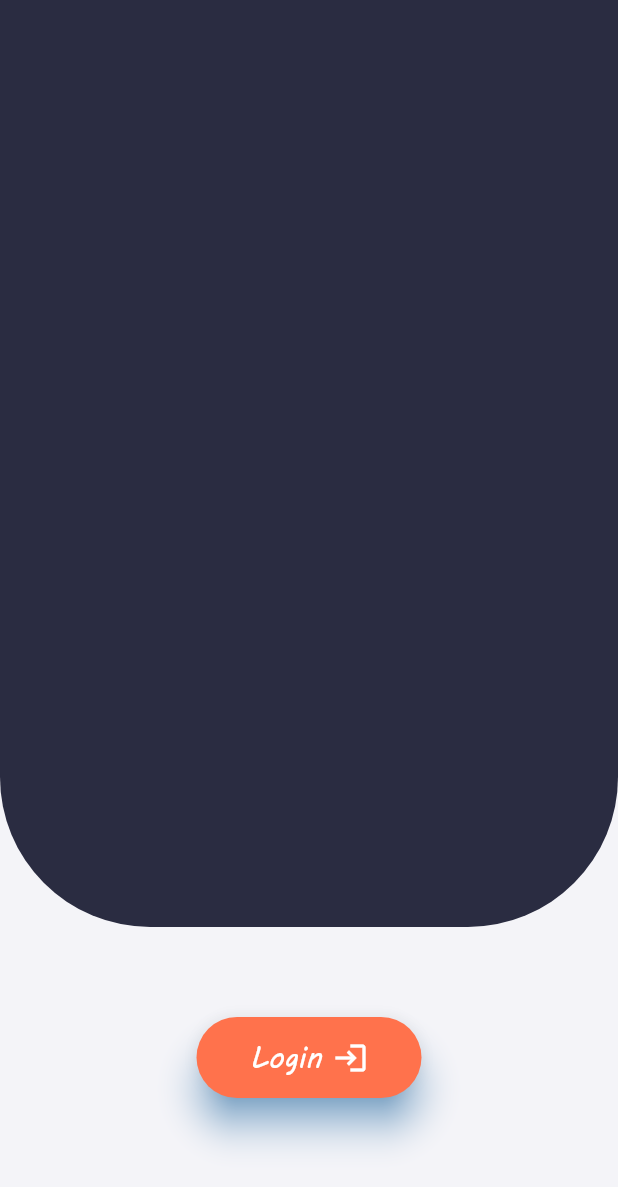
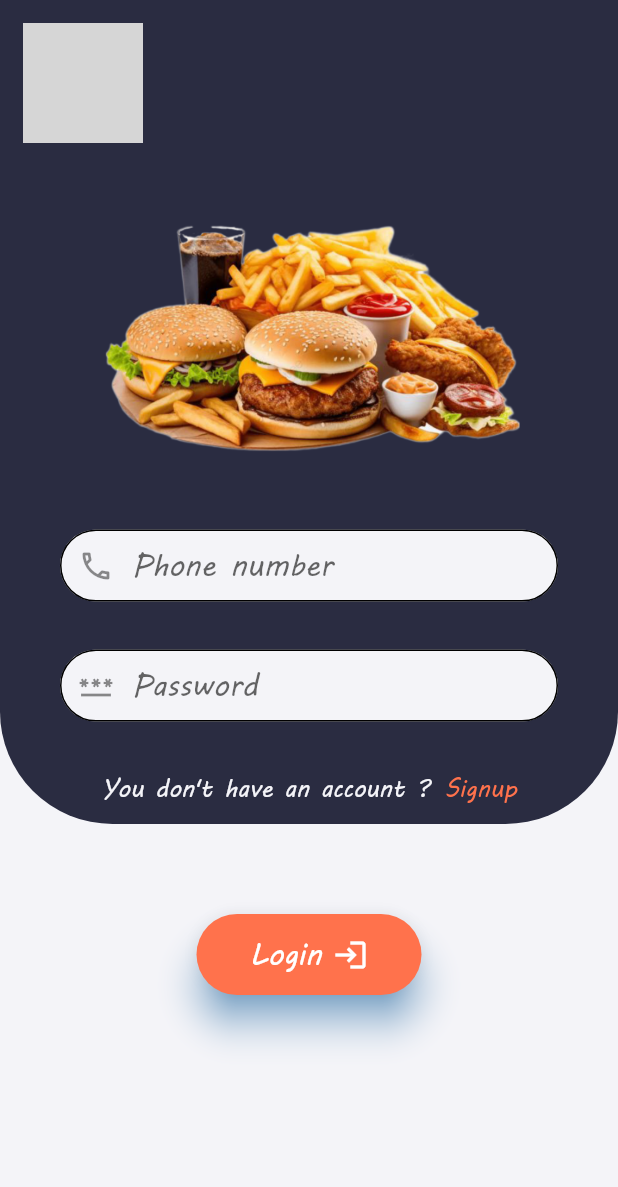
Before and after one commit to hasanShaaban/TeleFood, a Flutter app: the screen it shows after launch, on a phone screen of 412 x 824 dp. Shown: the top 1187 px of the screen. Run offline on Flutter 3.47's test engine with Material 3 defaults, Android fonts, the light colour scheme and no system bars; our stand-ins replace flutter_svg, go_router, video_player; grey boxes are pictures that could not be loaded.

Commit message:
login view done

```diff
--- /dev/null
+++ b/lib/core/widgets/appBar/widgets/images_section.dart
@@ -0,0 +1,35 @@
+import 'package:flutter/material.dart';
+
+class ImagesSection extends StatelessWidget {
+  const ImagesSection({
+    super.key,
+  });
+
+  @override
+  Widget build(BuildContext context) {
+    return const Column(
+      crossAxisAlignment: CrossAxisAlignment.start,
+      children: [
+        Padding(
+          padding: EdgeInsets.fromLTRB(15, 15, 0, 0),
+          child: Image(
+            height: 80,
+            width: 80,
+            image: AssetImage(
+              'assets/images/teleFood_log_min.png',
+            ),
+          ),
+        ),
+        Padding(
+          padding: EdgeInsets.fromLTRB(25, 30, 0, 0),
+          child: Image(
+              height: 208,
+              width: 350,
+              image: AssetImage(
+                'assets/images/loging_pic.png',
+              )),
+        ),
+      ],
+    );
+  }
+}
--- a/lib/featuers/auth/presentation/widgets/login_view_body.dart
+++ b/lib/core/widgets/appBar/widgets/login_button.dart
@@ -1,43 +1,5 @@
 import 'package:flutter/material.dart';
 import 'package:telefood/core/utils/constant.dart';
-
-class LoginViewBody extends StatelessWidget {
-  const LoginViewBody({super.key});
-
-  @override
-  Widget build(BuildContext context) {
-    return const Column(
-      children: [
-        LoginContainer(),
-        SizedBox(
-          height: 60,
-        ),
-        LoginButton(),
-      ],
-    );
-  }
-}
-
-class LoginContainer extends StatelessWidget {
-  const LoginContainer({super.key});
-
-  @override
-  Widget build(BuildContext context) {
-    var height = MediaQuery.of(context).size.height;
-    return Column(
-      children: [
-        Container(
-          height: height * (6 / 8),
-          decoration: const BoxDecoration(
-              color: kPrimeryColor,
-              borderRadius: BorderRadius.only(
-                  bottomLeft: Radius.circular(100),
-                  bottomRight: Radius.circular(100))),
-        ),
-      ],
-    );
-  }
-}
 
 class LoginButton extends StatelessWidget {
   const LoginButton({super.key});
--- a/lib/featuers/auth/presentation/views/login_view.dart
+++ b/lib/featuers/auth/presentation/views/login_view.dart
@@ -1,5 +1,5 @@
 import 'package:flutter/material.dart';
-import 'package:telefood/featuers/auth/presentation/widgets/login_view_body.dart';
+import 'package:telefood/featuers/auth/presentation/views/widgets/login_view_body.dart';
 
 class LoginView extends StatelessWidget {
   const LoginView({super.key});
--- /dev/null
+++ b/lib/featuers/auth/presentation/views/widgets/auth_config_text.dart
@@ -0,0 +1,31 @@
+import 'package:flutter/material.dart';
+import 'package:telefood/core/utils/constant.dart';
+
+class AuthenticationConfigText extends StatelessWidget {
+  const AuthenticationConfigText({
+    super.key,
+  });
+
+  @override
+  Widget build(BuildContext context) {
+    return Row(
+      mainAxisAlignment: MainAxisAlignment.center,
+      children: [
+        Text(
+          'You don\'t have an account ?',
+          style: kMvBoli14.copyWith(color: kScaffoldColor),
+        ),
+        Padding(
+          padding: const EdgeInsets.fromLTRB(10, 0, 0, 0),
+          child: GestureDetector(
+            onTap: () {},
+            child: Text(
+              'Signup',
+              style: kMvBoli14.copyWith(color: kSecondaryColor),
+            ),
+          ),
+        )
+      ],
+    );
+  }
+}
--- /dev/null
+++ b/lib/featuers/auth/presentation/views/widgets/authentication_text_field.dart
@@ -0,0 +1,41 @@
+import 'package:flutter/material.dart';
+import 'package:telefood/core/utils/constant.dart';
+
+class AuthenticationTextField extends StatelessWidget {
+  const AuthenticationTextField({
+    super.key,
+    required this.hintText,
+    required this.icon,
+    required this.keyboard,
+  });
+  final String hintText;
+  final IconData icon;
+  final TextInputType keyboard;
+  @override
+  Widget build(BuildContext context) {
+    return Padding(
+      padding: const EdgeInsets.fromLTRB(40, 10, 40, 0),
+      child: SizedBox(
+        height: 50,
+        child: TextField(
+          scrollPadding: EdgeInsets.zero,
+          textAlignVertical: TextAlignVertical.center,
+          keyboardType: keyboard,
+          decoration: InputDecoration(
+              contentPadding: EdgeInsets.only(right: 30),
+              hintStyle: kMvBoli20,
+              prefixIcon: Icon(icon),
+              hintText: hintText,
+              enabledBorder: TextFieldBorder(),
+              focusedBorder: TextFieldBorder(),
+              fillColor: kScaffoldColor,
+              filled: true),
+        ),
+      ),
+    );
+  }
+
+  // ignore: non_constant_identifier_names
+  OutlineInputBorder TextFieldBorder() =>
+      OutlineInputBorder(borderRadius: BorderRadius.circular(25));
+}
--- /dev/null
+++ b/lib/featuers/auth/presentation/views/widgets/login_container.dart
@@ -0,0 +1,49 @@
+import 'package:flutter/material.dart';
+import 'package:telefood/core/utils/constant.dart';
+import 'package:telefood/core/widgets/appBar/widgets/images_section.dart';
+import 'package:telefood/featuers/auth/presentation/views/widgets/auth_config_text.dart';
+import 'package:telefood/featuers/auth/presentation/views/widgets/authentication_text_field.dart';
+
+class LoginContainer extends StatelessWidget {
+  const LoginContainer({super.key});
+
+  @override
+  Widget build(BuildContext context) {
+    var height = MediaQuery.of(context).size.height;
+    return Container(
+      height: height * (6 / 9),
+      width: double.infinity,
+      decoration: const BoxDecoration(
+          color: kPrimeryColor,
+          borderRadius: BorderRadius.only(
+              bottomLeft: Radius.circular(75),
+              bottomRight: Radius.circular(75))),
+      child: const Column(
+        crossAxisAlignment: CrossAxisAlignment.start,
+        children: [
+          ImagesSection(),
+          SizedBox(
+            height: 10,
+          ),
+          AuthenticationTextField(
+            hintText: 'Phone number',
+            icon: Icons.phone_outlined,
+            keyboard: TextInputType.number,
+          ),
+          SizedBox(
+            height: 20,
+          ),
+          AuthenticationTextField(
+            hintText: 'Password',
+            icon: Icons.password,
+            keyboard: TextInputType.text,
+          ),
+          SizedBox(
+            height: 30,
+          ),
+          AuthenticationConfigText()
+        ],
+      ),
+    );
+  }
+}
--- /dev/null
+++ b/lib/featuers/auth/presentation/views/widgets/login_view_body.dart
@@ -0,0 +1,24 @@
+import 'package:flutter/material.dart';
+
+import 'package:telefood/core/widgets/appBar/widgets/login_button.dart';
+
+import 'package:telefood/featuers/auth/presentation/views/widgets/login_container.dart';
+
+class LoginViewBody extends StatelessWidget {
+  const LoginViewBody({super.key});
+
+  @override
+  Widget build(BuildContext context) {
+    return const SingleChildScrollView(
+      child: Column(
+        children: [
+          LoginContainer(),
+          SizedBox(
+            height: 60,
+          ),
+          LoginButton(),
+        ],
+      ),
+    );
+  }
+}
```
